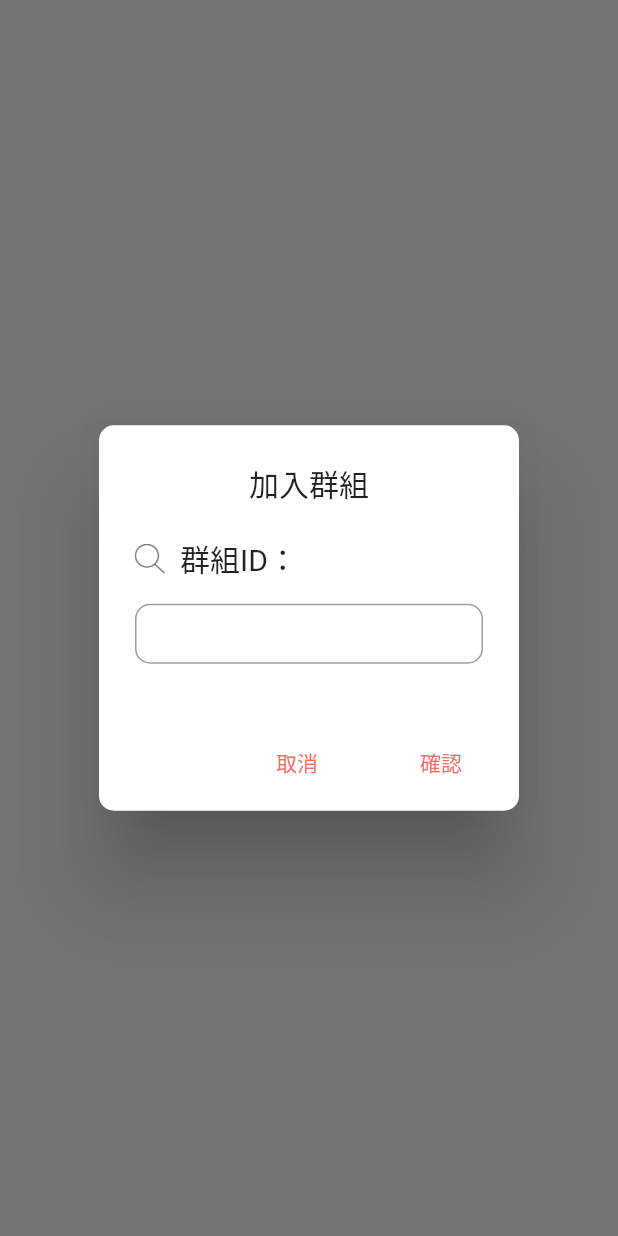
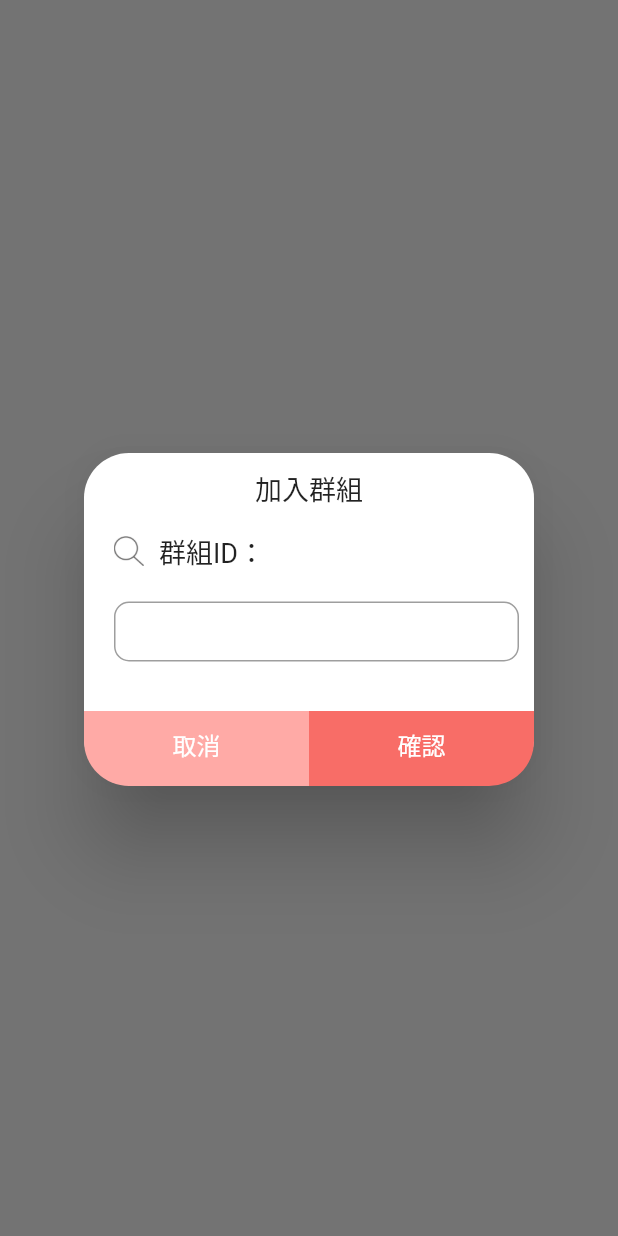
Before and after one commit to ericchang922/My-Day-app, a Flutter app: what groupJoinDialog() shows on an empty page, opened directly, on a phone screen of 412 x 824 dp. Run offline on Flutter 3.47's test engine with Material 2 defaults, Android fonts, the phone set to English and light mode, and no system bars; network calls fail; project files that could hold a hidden picture were left out.

Commit message:
update group_join_page

```diff
--- a/lib/group/group_join_page.dart
+++ b/lib/group/group_join_page.dart
@@ -1,25 +1,39 @@
 import 'package:flutter/material.dart';
 
 Future<bool> groupJoinDialog(BuildContext context) async {
-  final groupIDController = TextEditingController();
-  String inputGroupID = '';
+  final _groupIDController = TextEditingController();
+  String _inputGroupID = '';
 
   return showDialog<bool>(
       context: context,
-    barrierDismissible: true, //控制點擊對話框以外的區域是否隱藏對話框
       builder: (BuildContext context) {
         return AlertDialog(
-          shape:
-              RoundedRectangleBorder(borderRadius: BorderRadius.circular(10)),
-          title: Text(
-            '加入群組',
+          shape: RoundedRectangleBorder(
+              borderRadius: BorderRadius.all(Radius.circular(30.0))),
+          contentPadding: EdgeInsets.only(top: 10.0),
+          content: Container(
+            width: 300.0,
+            height: 210,
+            child: Column(
+              mainAxisAlignment: MainAxisAlignment.start,
+              crossAxisAlignment: CrossAxisAlignment.stretch,
+              mainAxisSize: MainAxisSize.min,
+              children: <Widget>[
+                Row(
+                  mainAxisAlignment: MainAxisAlignment.spaceEvenly,
+                  mainAxisSize: MainAxisSize.min,
+                  children: <Widget>[
+                    Text(
+                      "加入群組",
+                      style: TextStyle(fontSize: 18.0),
                       textAlign: TextAlign.center,
                     ),
-          content: Container(
-            height: 95,
-            child: Column(
-              children: [
-                Row(
+                  ],
+                ),
+                Container(
+                  margin:
+                      EdgeInsets.only(left: 20, right: 10, bottom: 20, top: 15),
+                  child: Row(
                     children: [
                       Image.asset(
                         'assets/images/search.png',
@@ -27,13 +41,14 @@ Future<bool> groupJoinDialog(BuildContext context) async {
                       ),
                       Container(
                         margin: EdgeInsets.only(left: 10),
-                      child: Text('群組ID：', style: TextStyle(fontSize: 20)),
+                        child: Text('群組ID：', style: TextStyle(fontSize: 18)),
                       )
                     ],
                   ),
+                ),
                 Container(
                     height: 40.0,
-                  margin: EdgeInsets.only(top: 15),
+                    margin: EdgeInsets.only(left: 20, right: 10, bottom: 33),
                     child: new TextField(
                       decoration: InputDecoration(
                           contentPadding:
@@ -48,32 +63,62 @@ Future<bool> groupJoinDialog(BuildContext context) async {
                             borderRadius: BorderRadius.all(Radius.circular(10)),
                             borderSide: BorderSide(color: Color(0xff7AAAD8)),
                           )),
-                    controller: groupIDController,
+                      controller: _groupIDController,
                       onChanged: (text) {
-                      inputGroupID = text;
+                        _inputGroupID = _groupIDController.text;
                       },
+                    )),
+                Row(
+                  children: [
+                    Expanded(
+                      child: InkWell(
+                        child: Container(
+                          height: 50,
+                          padding: EdgeInsets.only(top: 10.0, bottom: 10.0),
+                          decoration: BoxDecoration(
+                            color: Theme.of(context).primaryColorLight,
+                            borderRadius: BorderRadius.only(
+                              bottomLeft: Radius.circular(30.0),
+                            ),
+                          ),
+                          child: Text(
+                            "取消",
+                            style: TextStyle(color: Colors.white),
+                            textAlign: TextAlign.center,
+                          ),
+                        ),
+                        onTap: () {
+                          Navigator.of(context).pop();
+                        },
+                      ),
+                    ),
+                    Expanded(
+                      child: InkWell(
+                        child: Container(
+                          height: 50,
+                          padding: EdgeInsets.only(top: 10.0, bottom: 10.0),
+                          decoration: BoxDecoration(
+                            color: Theme.of(context).primaryColor,
+                            borderRadius: BorderRadius.only(
+                                bottomRight: Radius.circular(30.0)),
+                          ),
+                          child: Text(
+                            "確認",
+                            style: TextStyle(color: Colors.white),
+                            textAlign: TextAlign.center,
+                          ),
+                        ),
+                        onTap: () {
+                          print(_inputGroupID);
+                          Navigator.of(context).pop(true);
+                        },
+                      ),
                     )
+                  ],
                 ),
               ],
             ),
           ),
-          actions: [
-            FlatButton(
-              child: const Text('取消'),
-              textColor: Theme.of(context).primaryColor,
-              onPressed: () {
-                Navigator.of(context).pop();
-              },
-            ),
-            FlatButton(
-              child: const Text('確認'),
-              textColor: Theme.of(context).primaryColor,
-              onPressed: () {
-                print(inputGroupID);
-                Navigator.of(context).pop(true);
-              },
-            )
-          ]);
-    },
         );
+      });
 }
```
Lines whose indentation alone changed are shown as unchanged.
